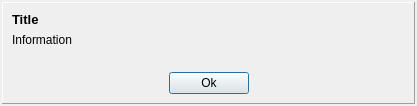
This is client/dlgInformation.ui in tbikfalvi/Belenus as Qt 5 draws it before an edit. The edited form follows.
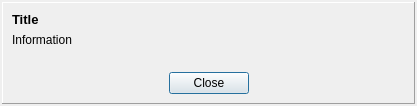
This is the edited form.

Diff of the .ui file:
```diff
--- a/client/dlgInformation.ui
+++ b/client/dlgInformation.ui
@@ -90,7 +90,7 @@
         <item>
          <widget class="QPushButton" name="pbOk">
           <property name="text">
-           <string>Ok</string>
+           <string>Close</string>
           </property>
          </widget>
         </item>
```
